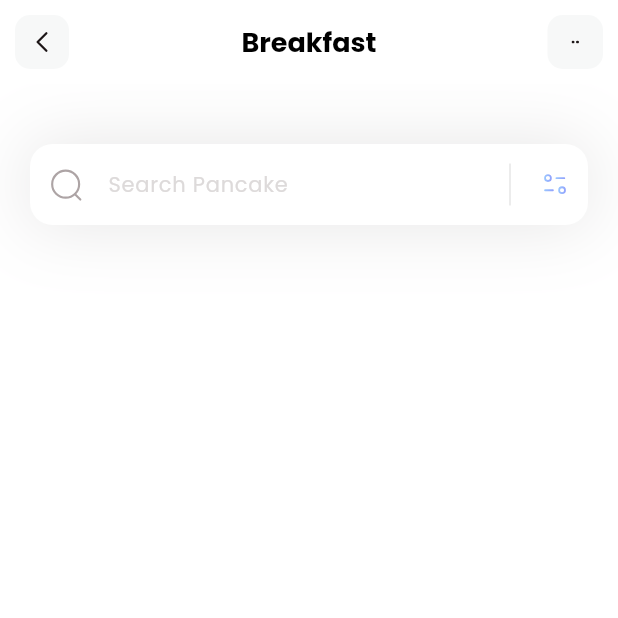
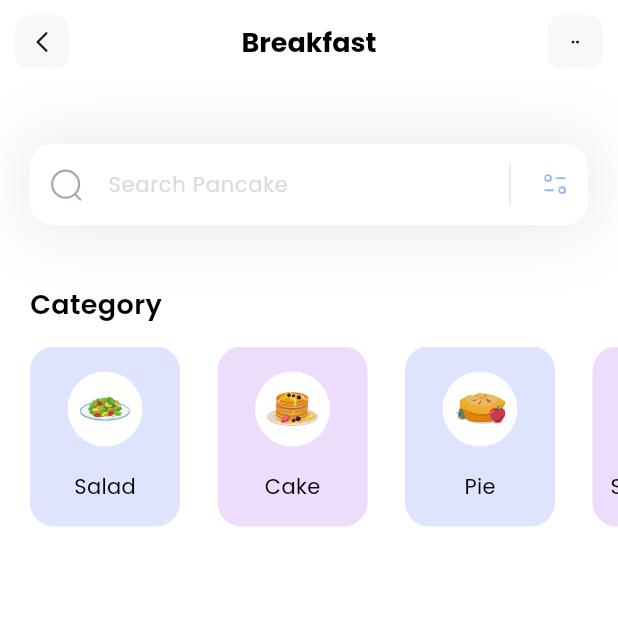
Before and after one commit to amarjithp/fitnest, a Flutter app: the screen it shows after launch, on a phone screen of 412 x 824 dp, the top half of it. Run offline on Flutter 3.47's test engine with Material 3 defaults, Android fonts, the phone set to English and light mode, and no system bars; our stand-ins replace flutter_svg.

Commit message:
categories section

```diff
--- a/lib/main.dart
+++ b/lib/main.dart
@@ -9,7 +9,7 @@
     return MaterialApp(
       debugShowCheckedModeBanner: false,
       theme: ThemeData(fontFamily: 'Poppins'),
-      home: const HomePage(),
+      home: HomePage(),
     );
   }
 }
--- /dev/null
+++ b/lib/models/category_model.dart
@@ -0,0 +1,51 @@
+import 'package:flutter/material.dart';
+
+class CategoryModel {
+  String name;
+  String iconPath;
+  Color boxColor;
+
+  CategoryModel({
+    required this.name,
+    required this.iconPath,
+    required this.boxColor,
+  });
+
+  static List<CategoryModel> getCategories() {
+    List<CategoryModel> categories = [];
+
+    categories.add(
+      CategoryModel(
+        name: 'Salad',
+        iconPath: 'assets/icons/plate.svg',
+        boxColor: Color(0xff92A3FD)
+        )
+    );
+
+    categories.add(
+      CategoryModel(
+        name: 'Cake',
+        iconPath: 'assets/icons/pancakes.svg',
+        boxColor: Color(0xffC58BF2)
+        )
+    );
+
+    categories.add(
+      CategoryModel(
+        name: 'Pie',
+        iconPath: 'assets/icons/pie.svg',
+        boxColor: Color(0xff92A3FD)
+        )
+    );
+
+    categories.add(
+      CategoryModel(
+        name: 'Smoothies',
+        iconPath: 'assets/icons/orange-snacks.svg',
+        boxColor: Color(0xffC58BF2)
+        )
+    );
+
+    return categories;
+  }
+}
--- a/lib/pages/home.dart
+++ b/lib/pages/home.dart
@@ -1,44 +1,122 @@
+import 'package:fitnest/models/category_model.dart';
 import 'package:flutter/material.dart';
 import 'package:flutter_svg/flutter_svg.dart';
 
-class HomePage extends StatelessWidget {
+class HomePage extends StatefulWidget {
   const HomePage({super.key});
 
   @override
+  State<HomePage> createState() => _HomePageState();
+}
+
+class _HomePageState extends State<HomePage> {
+  List<CategoryModel> categories = [];
+
+  void _getCategories() {
+    categories = CategoryModel.getCategories();
+  }
+
+  @override
   Widget build(BuildContext context) {
+    _getCategories();
     return Scaffold(
       appBar: appBar(),
       backgroundColor: Colors.white,
       body: Column(
+        crossAxisAlignment: CrossAxisAlignment.start,
         children: [
-          _searchField()
+          _searchField(),
+          SizedBox(
+            height: 40,
+          ),
+          _categoriesSection(),
         ],
       ),
+    );
+  }
+
+  Column _categoriesSection() {
+    return Column(
+          crossAxisAlignment: CrossAxisAlignment.start,
+          children: [
+            Padding(
+              padding: const EdgeInsets.only(left: 20),
+              child: Text(
+                'Category',
+                style: TextStyle(
+                    color: Colors.black,
+                    fontSize: 18,
+                    fontWeight: FontWeight.w600),
+              ),
+            ),
+            SizedBox(
+              height: 15,
+            ),
+            Container(
+              height: 120,
+              child: ListView.separated(
+                itemCount: categories.length,
+                scrollDirection: Axis.horizontal,
+                padding: EdgeInsets.only(
+                  left: 20,
+                  right: 20,
+                ),
+                separatorBuilder: (context, index) => SizedBox(width: 25,),
+                itemBuilder: (context, index) {
+                return Container(
+                  width: 100,
+                  decoration: BoxDecoration(
+                    color: categories[index].boxColor.withOpacity(0.3),
+                    borderRadius: BorderRadius.circular(16)
+                  ),
+                  child: Column(
+                    mainAxisAlignment: MainAxisAlignment.spaceEvenly,
+                    children: [
+                      Container(
+                        width: 50,
+                        height: 50,
+                        decoration: BoxDecoration(
+                          color: Colors.white,
+                          shape: BoxShape.circle
+                        ),
+                        child: Padding(
+                          padding: const EdgeInsets.all(8.0),
+                          child: SvgPicture.asset(categories[index].iconPath),
+                        ),
+                      ),
+                      Text(
+                        categories[index].name,
+                        style: TextStyle(
+                          fontWeight: FontWeight.w400,
+                          color: Colors.black,
+                          fontSize: 14,
+                        ),
+                      )
+                    ],
+                  ),
+                );
+              }),
+            )
+          ],
         );
   }
 
   Container _searchField() {
     return Container(
       margin: EdgeInsets.only(top: 40, left: 20, right: 20),
-          decoration: BoxDecoration(
-            boxShadow: [
+      decoration: BoxDecoration(boxShadow: [
         BoxShadow(
             color: Color(0xff1D1617).withOpacity(0.11),
             blurRadius: 40,
-                spreadRadius: 0.0
-              )
-            ]
-          ),
+            spreadRadius: 0.0)
+      ]),
       child: TextField(
         decoration: InputDecoration(
             filled: true,
             fillColor: Colors.white,
             contentPadding: EdgeInsets.all(15),
             hintText: 'Search Pancake',
-              hintStyle: TextStyle(
-                color: Color(0xffDDDADA),
-                fontSize: 14
-              ),
+            hintStyle: TextStyle(color: Color(0xffDDDADA), fontSize: 14),
             prefixIcon: Padding(
               padding: const EdgeInsets.all(12),
               child: SvgPicture.asset('assets/icons/Search.svg'),
@@ -65,9 +143,7 @@
             ),
             border: OutlineInputBorder(
                 borderRadius: BorderRadius.circular(15),
-                borderSide: BorderSide.none
-              )
-            ),
+                borderSide: BorderSide.none)),
       ),
     );
   }
@@ -86,37 +162,35 @@
       elevation: 0.0,
       centerTitle: true,
       leading: GestureDetector(
-        onTap: () {
-
-        },
+        onTap: () {},
         child: Container(
           margin: EdgeInsets.all(10),
           alignment: Alignment.center,
-          child: SvgPicture.asset('assets/icons/Arrow - Left 2.svg',
+          child: SvgPicture.asset(
+            'assets/icons/Arrow - Left 2.svg',
             height: 20,
-          width: 20,),
+            width: 20,
+          ),
           decoration: BoxDecoration(
               color: Color(0xffF7F8F8),
-            borderRadius: BorderRadius.circular(10)
-          ),
+              borderRadius: BorderRadius.circular(10)),
         ),
       ),
       actions: [
         GestureDetector(
-          onTap: () {
-
-          },
+          onTap: () {},
           child: Container(
             margin: EdgeInsets.all(10),
             alignment: Alignment.center,
             width: 37,
-          child: SvgPicture.asset('assets/icons/dots.svg',
+            child: SvgPicture.asset(
+              'assets/icons/dots.svg',
               height: 5,
-          width: 5,),
+              width: 5,
+            ),
             decoration: BoxDecoration(
                 color: Color(0xffF7F8F8),
-            borderRadius: BorderRadius.circular(10)
-          ),
+                borderRadius: BorderRadius.circular(10)),
           ),
         ),
       ],
```
Also changed, not shown: assets/icons/orange-snacks.svg (added), assets/icons/pancakes.svg (added), assets/icons/pie.svg (added), assets/icons/plate.svg (added). Lines whose indentation alone changed are shown as unchanged.
